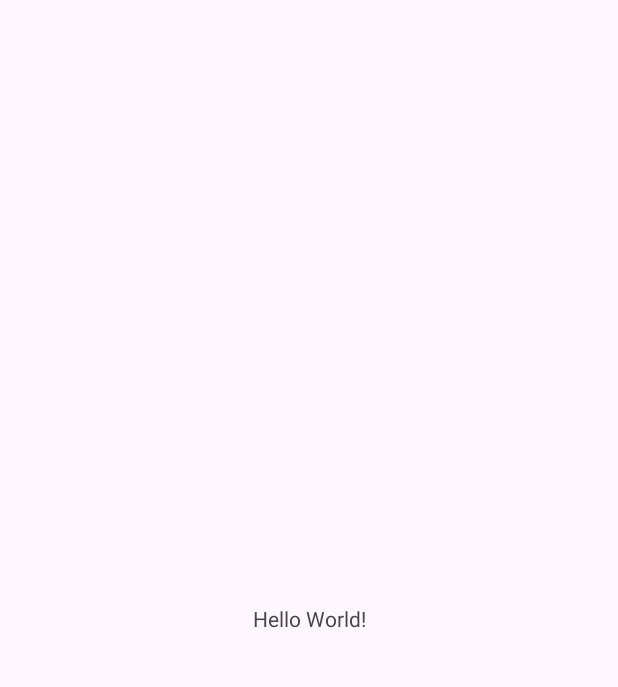
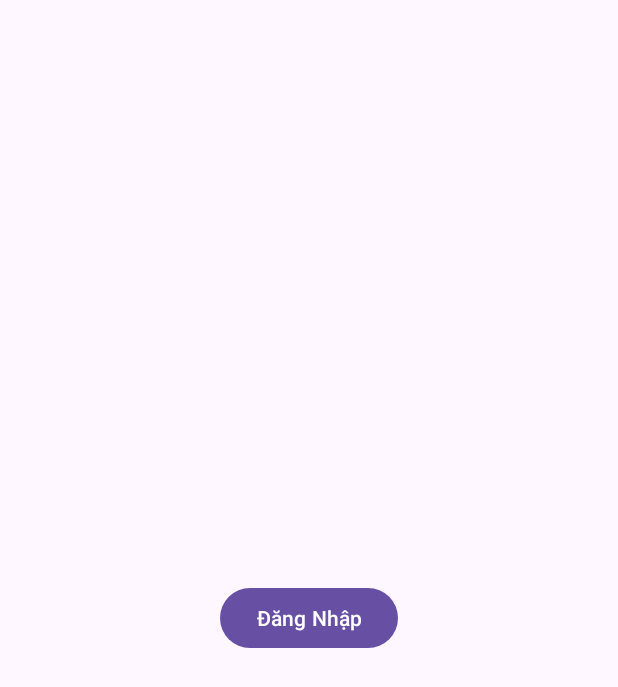
Before and after one commit to PhamTanHoang-64130748/64130748-AndroidProgramming, an Android app: the screen it shows after launch (MainActivity), on a phone screen of 412 x 824 dp. Before the commit the part shown is almost empty. Shown: the top 687 px of the screen. Run offline under Robolectric (Android 15) with nearby library versions, the phone set to English and light mode, and no system bars.

Commit message:
Ex7_IntentLogin
Xong màn hình đăng nhập

```diff
--- a/Ex7/app/src/main/res/layout/activity_main.xml
+++ b/Ex7/app/src/main/res/layout/activity_main.xml
@@ -1,19 +1,17 @@
 <?xml version="1.0" encoding="utf-8"?>
-<androidx.constraintlayout.widget.ConstraintLayout xmlns:android="http://schemas.android.com/apk/res/android"
+<LinearLayout xmlns:android="http://schemas.android.com/apk/res/android"
     xmlns:app="http://schemas.android.com/apk/res-auto"
     xmlns:tools="http://schemas.android.com/tools"
     android:id="@+id/main"
     android:layout_width="match_parent"
     android:layout_height="match_parent"
+    android:orientation="vertical"
+    android:gravity="center_vertical|center_horizontal"
     tools:context=".MainActivity">
-
-    <TextView
+    <Button
+        android:id="@+id/btnLogin"
         android:layout_width="wrap_content"
         android:layout_height="wrap_content"
-        android:text="Hello World!"
-        app:layout_constraintBottom_toBottomOf="parent"
-        app:layout_constraintEnd_toEndOf="parent"
-        app:layout_constraintStart_toStartOf="parent"
-        app:layout_constraintTop_toTopOf="parent" />
-
-</androidx.constraintlayout.widget.ConstraintLayout>
+        android:text="Đăng Nhập"
+        />
+</LinearLayout>
```
